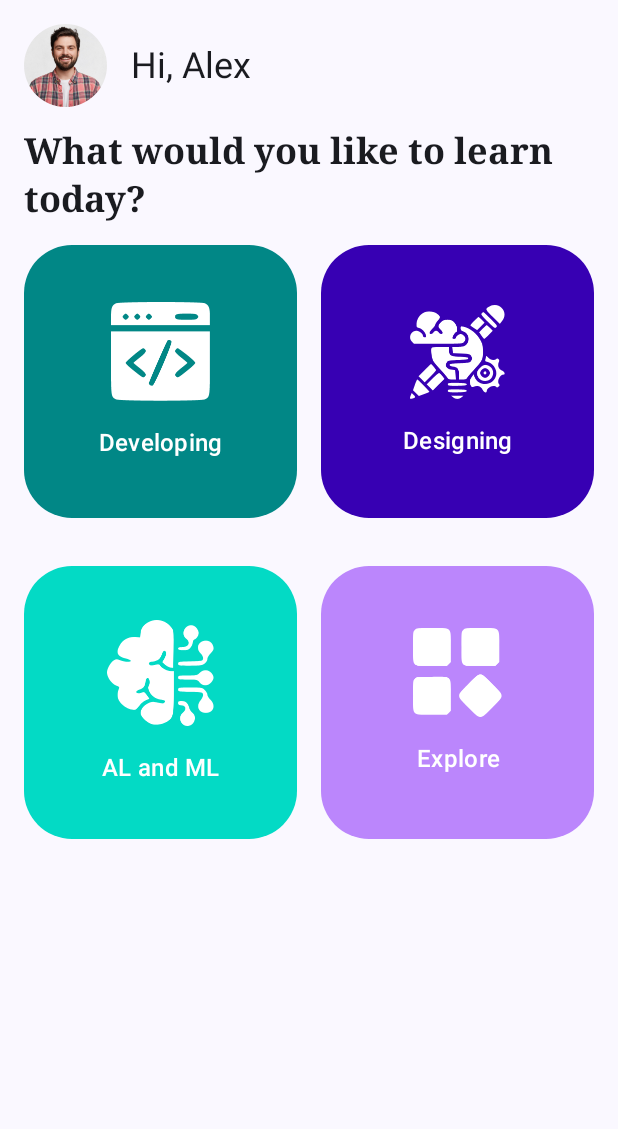
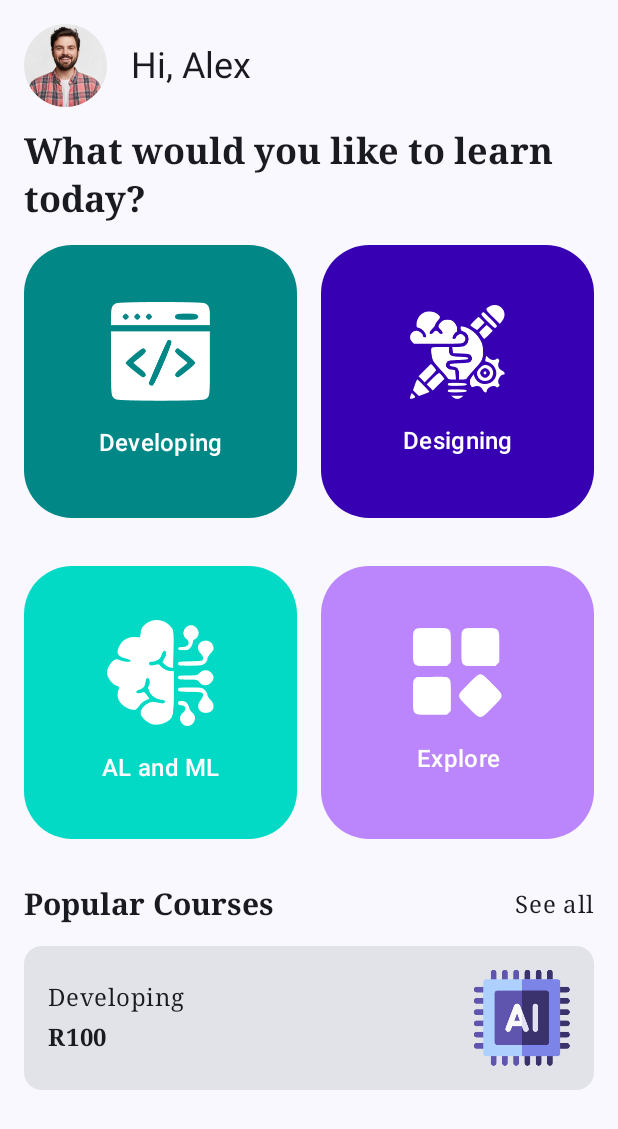
Before and after one commit to joeMalebe/LearningPortal, an Android app built with Jetpack Compose: the screen it shows after launch (MainActivity), after a tap on "Today", on a phone screen of 412 x 824 dp. Shown: the top 1129 px of the screen. Run offline under Robolectric (Android 15) with nearby library versions, the phone set to English and light mode, and no system bars.

Commit message:
create popular courses skeleton

```diff
--- a/app/src/main/java/com/example/learningportal/CourseCategory.kt
+++ b/app/src/main/java/com/example/learningportal/data/CourseCategory.kt
@@ -1,4 +1,6 @@
-package com.example.learningportal
+package com.example.learningportal.data
+
+import com.example.learningportal.R
 
 data class CourseCategory(val id: Int, val name: String, val image: Int, val backgroundColor: Int = 0) {
     companion object {
--- a/app/src/main/java/com/example/learningportal/ui/screens/DashboardScreen.kt
+++ b/app/src/main/java/com/example/learningportal/ui/screens/DashboardScreen.kt
@@ -14,6 +14,7 @@ import androidx.compose.foundation.layout.wrapContentSize
 import androidx.compose.foundation.lazy.grid.GridCells
 import androidx.compose.foundation.lazy.grid.LazyVerticalGrid
 import androidx.compose.foundation.shape.RoundedCornerShape
+import androidx.compose.material3.Card
 import androidx.compose.material3.MaterialTheme
 import androidx.compose.material3.Text
 import androidx.compose.runtime.Composable
@@ -24,13 +25,15 @@ import androidx.compose.ui.layout.ContentScale
 import androidx.compose.ui.res.colorResource
 import androidx.compose.ui.res.imageResource
 import androidx.compose.ui.res.stringResource
+import androidx.compose.ui.text.font.FontWeight
 import androidx.compose.ui.text.style.TextAlign
 import androidx.compose.ui.tooling.preview.Preview
 import androidx.compose.ui.unit.dp
 import androidx.navigation.NavHostController
 import androidx.navigation.compose.rememberNavController
-import com.example.learningportal.CourseCategory
+import com.example.learningportal.data.CourseCategory
 import com.example.learningportal.R
+import com.example.learningportal.data.Course
 import com.example.learningportal.ui.theme.LearningPortalTheme
 
 @Composable
@@ -39,9 +42,11 @@ fun DashboardScreen(
     categoryList: List<CourseCategory> = CourseCategory.getCourseCategories()
 ) {
 
-    Column(modifier = Modifier
-        .padding(16.dp)
-        .fillMaxWidth()) {
+    Column(
+        modifier = Modifier
+            .padding(16.dp)
+            .fillMaxWidth()
+    ) {
         UserProfilePic(modifier = Modifier.wrapContentHeight())
         Text(
             text = stringResource(id = R.string.what_would_you_like),
@@ -59,6 +64,8 @@ fun DashboardScreen(
                 CategoryItem(categoryList[it])
             }
         }
+
+        PopularCourses()
     }
 }
 
@@ -130,3 +137,84 @@ fun CategoryItemPreview() {
         CategoryItem(CourseCategory.getCourseCategories()[2])
     }
 }
+
+@Composable
+@Preview(showBackground = true, showSystemUi = true)
+fun PopularCoursesPreview() {
+    LearningPortalTheme {
+        PopularCourses()
+    }
+}
+
+@Composable
+@Preview(showBackground = true, showSystemUi = true)
+fun CoursePreview() {
+    LearningPortalTheme {
+        Course()
+    }
+}
+
+@Composable
+fun PopularCourses(course: Course = Course.getCourses()[0]) {
+    Column(modifier = Modifier.padding(top = 16.dp)) {
+
+        Row(
+            horizontalArrangement = Arrangement.SpaceBetween,
+            verticalAlignment = Alignment.CenterVertically,
+            modifier = Modifier
+                .fillMaxWidth()
+                .padding(bottom = 16.dp)
+        ) {
+            Text(
+                text = stringResource(id = R.string.popular_courses),
+                style = MaterialTheme.typography.headlineMedium
+            )
+
+            Text(
+                text = stringResource(id = R.string.see_all),
+                style = MaterialTheme.typography.bodyLarge
+            )
+        }
+
+        Course(course)
+    }
+}
+
+@Composable
+fun Course(course: Course = Course.getCourses()[0]) {
+    Card {
+        Row(
+            horizontalArrangement = Arrangement.SpaceBetween,
+            verticalAlignment = Alignment.CenterVertically,
+            modifier = Modifier
+                .fillMaxWidth()
+        ) {
+
+
+            Column(
+                modifier = Modifier
+                    .padding(16.dp)
+                    .weight(1f)
+            ) {
+                Text(
+                    text = course.name,
+                    style = MaterialTheme.typography.bodyLarge,
+                    modifier = Modifier.padding(bottom = 8.dp)
+                )
+
+                Text(
+                    text = course.price,
+                    style = MaterialTheme.typography.bodyLarge,
+                    fontWeight = FontWeight.Bold
+                )
+            }
+            Image(
+                ImageBitmap.imageResource(course.image),
+                contentDescription = course.name,
+                modifier = Modifier
+                    .wrapContentSize()
+                    .padding(16.dp)
+            )
+        }
+    }
+}
--- a/app/src/main/java/com/example/learningportal/ui/theme/Type.kt
+++ b/app/src/main/java/com/example/learningportal/ui/theme/Type.kt
@@ -14,14 +14,19 @@ val Typography = Typography(
         fontSize = 16.sp,
         lineHeight = 24.sp,
         letterSpacing = 0.5.sp
-    )
-
-    ,
+    ),
     headlineLarge = TextStyle(
         fontFamily = FontFamily.Serif,
         fontWeight = FontWeight.Bold,
         fontSize = 24.sp,
         lineHeight = 32.sp,
+        letterSpacing = 0.sp
+    ),
+    headlineMedium = TextStyle(
+        fontFamily = FontFamily.Serif,
+        fontWeight = FontWeight.Bold,
+        fontSize = 20.sp,
+        lineHeight = 28.sp,
         letterSpacing = 0.sp
     ),
 
--- a/app/src/main/res/values/strings.xml
+++ b/app/src/main/res/values/strings.xml
@@ -3,4 +3,6 @@
     <string name="elevate">Elevate Your Learning Experience</string>
     <string name="user_greeting">Hi, Alex</string>
     <string name="what_would_you_like">What would you like to learn today?</string>
+    <string name="popular_courses">Popular Courses</string>
+    <string name="see_all">See all</string>
 </resources>
```
